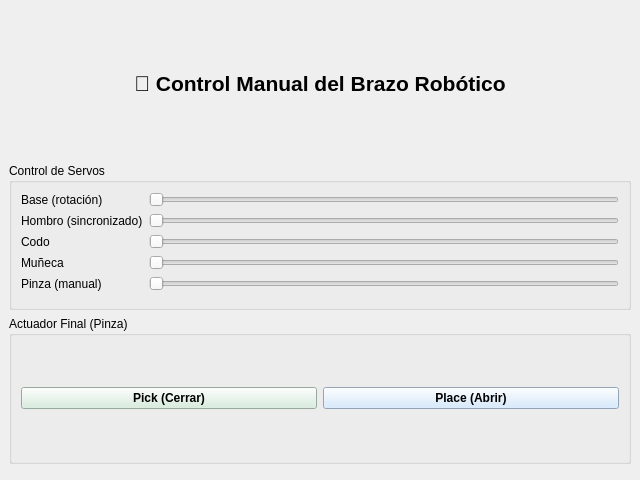
DanielPataquiva/Proyecto, file interface.ui: the form before one commit.
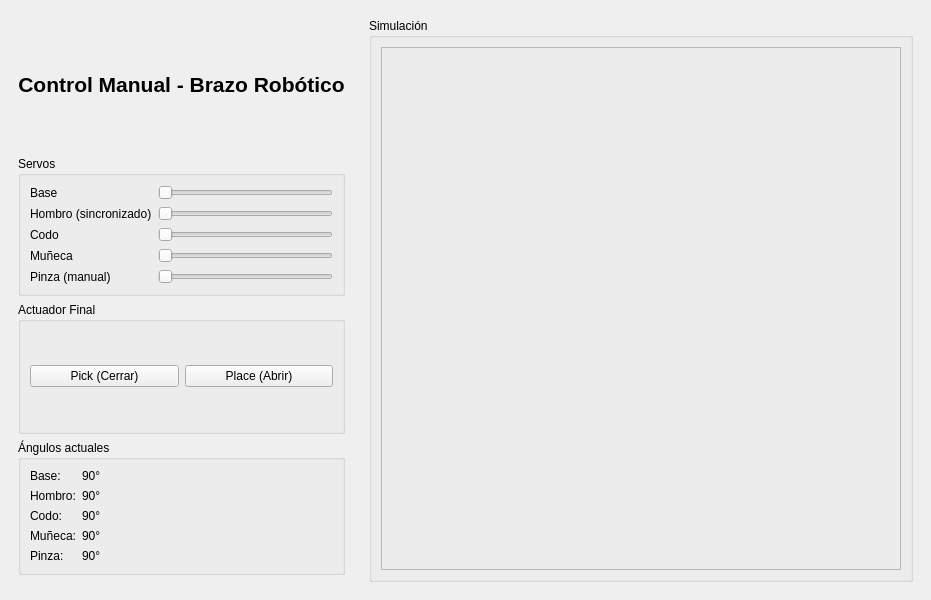
The form after the commit.

Patch:
```diff
--- a/interface.ui
+++ b/interface.ui
@@ -6,46 +6,35 @@
    <rect>
     <x>0</x>
     <y>0</y>
-    <width>640</width>
-    <height>480</height>
+    <width>900</width>
+    <height>600</height>
    </rect>
   </property>
   <property name="windowTitle">
    <string>Control Manual - Brazo Robótico (Raspberry Pi 4)</string>
   </property>
   <widget class="QWidget" name="centralwidget">
-   <layout class="QVBoxLayout" name="verticalLayout">
-
-    <!-- Título -->
+   <layout class="QHBoxLayout" name="horizontalLayout">
+    <!-- Panel izquierdo: controles -->
+    <item>
+     <widget class="QWidget" name="left_panel">
+      <layout class="QVBoxLayout" name="verticalLayout_left">
     <item>
      <widget class="QLabel" name="label_title">
-      <property name="text">
-       <string>🦾 Control Manual del Brazo Robótico</string>
-      </property>
-      <property name="alignment">
-       <set>Qt::AlignCenter</set>
-      </property>
-      <property name="styleSheet">
-       <string notr="true">font-size:16pt; font-weight:bold; color:black;</string>
-      </property>
+         <property name="text"><string>Control Manual - Brazo Robótico</string></property>
+         <property name="alignment"><set>Qt::AlignCenter</set></property>
+         <property name="styleSheet"><string notr="true">font-size:16pt; font-weight:bold; color:black;</string></property>
      </widget>
     </item>
 
-    <!-- Grupo de Servos -->
     <item>
      <widget class="QGroupBox" name="group_servos">
-      <property name="title">
-       <string>Control de Servos</string>
-      </property>
+         <property name="title"><string>Servos</string></property>
       <layout class="QFormLayout" name="formLayout">
 
        <!-- Base -->
        <item row="0" column="0">
-        <widget class="QLabel" name="label_base">
-         <property name="text">
-          <string>Base (rotación)</string>
-         </property>
-        </widget>
+           <widget class="QLabel" name="label_base"><property name="text"><string>Base</string></property></widget>
        </item>
        <item row="0" column="1">
         <widget class="QSlider" name="slider_base">
@@ -153,43 +142,71 @@
      </widget>
     </item>
 
-    <!-- Grupo Actuador Final -->
     <item>
      <widget class="QGroupBox" name="group_actuador">
-      <property name="title">
-       <string>Actuador Final (Pinza)</string>
-      </property>
+         <property name="title"><string>Actuador Final</string></property>
       <layout class="QHBoxLayout" name="horizontalLayout">
        <item>
-        <widget class="QPushButton" name="btn_pick">
-         <property name="text">
-          <string>Pick (Cerrar)</string>
-         </property>
-         <property name="styleSheet">
-          <string notr="true">background-color:#d4edda; font-weight:bold;</string>
-         </property>
-        </widget>
+           <widget class="QPushButton" name="btn_pick"><property name="text"><string>Pick (Cerrar)</string></property></widget>
        </item>
        <item>
-        <widget class="QPushButton" name="btn_place">
-         <property name="text">
-          <string>Place (Abrir)</string>
-         </property>
-         <property name="styleSheet">
-          <string notr="true">background-color:#cce5ff; font-weight:bold;</string>
-         </property>
+           <widget class="QPushButton" name="btn_place"><property name="text"><string>Place (Abrir)</string></property></widget>
+          </item>
+         </layout>
         </widget>
        </item>
+
+       <item>
+        <widget class="QGroupBox" name="group_angulos">
+         <property name="title"><string>Ángulos actuales</string></property>
+         <layout class="QFormLayout" name="formLayout_angles">
+          <item row="0" column="0"><widget class="QLabel" name="label_ang_base_title"><property name="text"><string>Base:</string></property></widget></item>
+          <item row="0" column="1"><widget class="QLabel" name="label_ang_base"><property name="text"><string>90°</string></property></widget></item>
+
+          <item row="1" column="0"><widget class="QLabel" name="label_ang_hombro_title"><property name="text"><string>Hombro:</string></property></widget></item>
+          <item row="1" column="1"><widget class="QLabel" name="label_ang_hombro"><property name="text"><string>90°</string></property></widget></item>
+
+          <item row="2" column="0"><widget class="QLabel" name="label_ang_codo_title"><property name="text"><string>Codo:</string></property></widget></item>
+          <item row="2" column="1"><widget class="QLabel" name="label_ang_codo"><property name="text"><string>90°</string></property></widget></item>
+
+          <item row="3" column="0"><widget class="QLabel" name="label_ang_muneca_title"><property name="text"><string>Muñeca:</string></property></widget></item>
+          <item row="3" column="1"><widget class="QLabel" name="label_ang_muneca"><property name="text"><string>90°</string></property></widget></item>
+
+          <item row="4" column="0"><widget class="QLabel" name="label_ang_pinza_title"><property name="text"><string>Pinza:</string></property></widget></item>
+          <item row="4" column="1"><widget class="QLabel" name="label_ang_pinza"><property name="text"><string>90°</string></property></widget></item>
       </layout>
      </widget>
     </item>
 
     <item>
      <spacer name="verticalSpacer">
-      <property name="orientation">
-       <enum>Qt::Vertical</enum>
-      </property>
-     </spacer>
+         <property name="orientation"><enum>Qt::Vertical</enum></property>
+        </spacer>
+       </item>
+      </layout>
+     </widget>
+    </item>
+
+    <!-- Panel derecho: simulación -->
+    <item>
+     <widget class="QWidget" name="right_panel">
+      <layout class="QVBoxLayout" name="verticalLayout_right">
+       <item>
+        <widget class="QGroupBox" name="group_sim">
+         <property name="title"><string>Simulación</string></property>
+         <layout class="QVBoxLayout" name="verticalLayout_sim">
+          <!-- Aquí insertaremos el canvas matplotlib -->
+          <item>
+           <widget class="QFrame" name="sim_frame">
+            <property name="frameShape"><enum>QFrame::StyledPanel</enum></property>
+            <property name="minimumSize"><size><width>520</width><height>480</height></size></property>
+           </widget>
+          </item>
+         </layout>
+        </widget>
+       </item>
+      </layout>
+     </widget>
     </item>
 
    </layout>
```
Left out of the diff: 97 changed lines with no effect on the pictures. Lines whose indentation alone changed are shown as unchanged.
